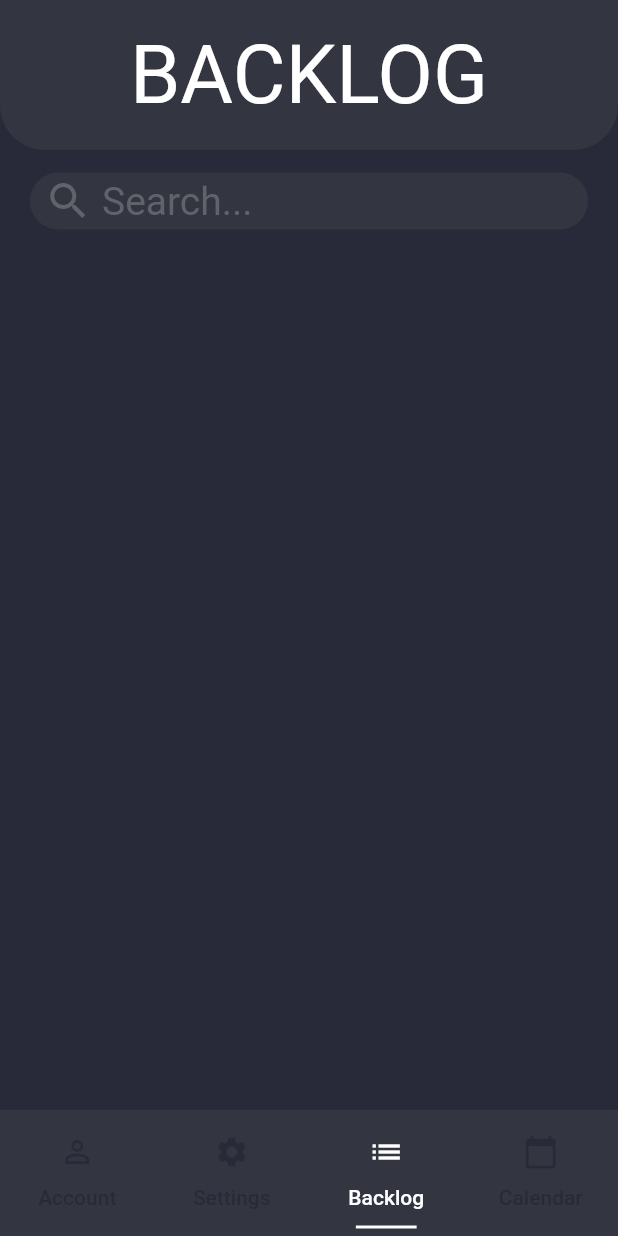
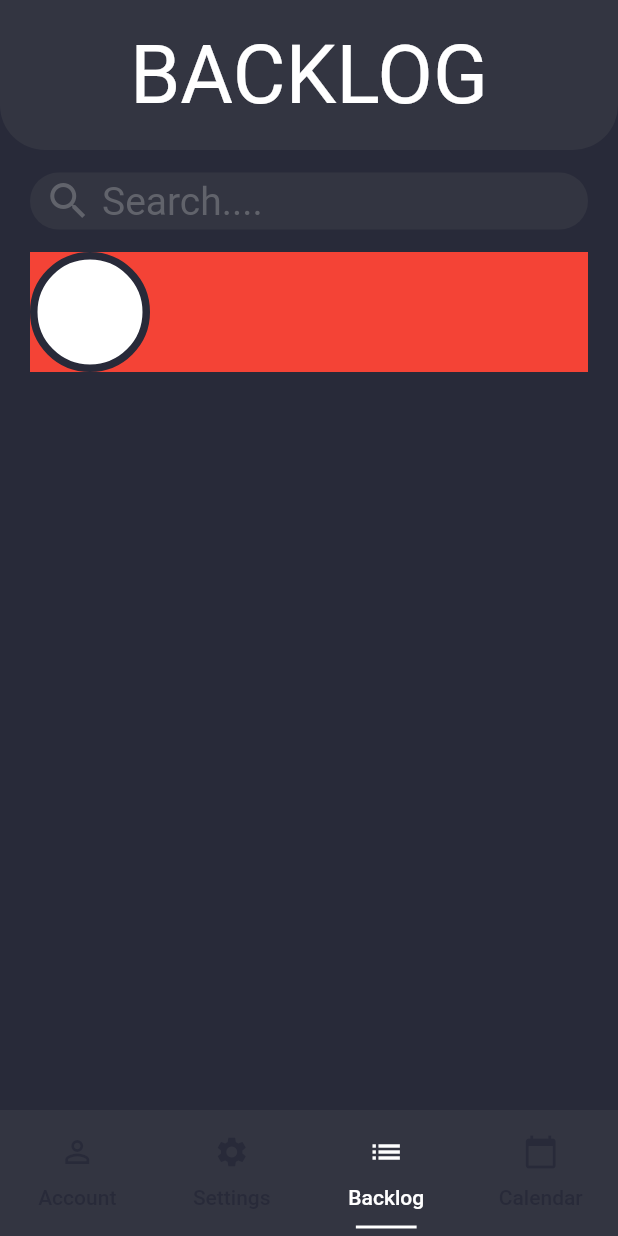
Before and after one commit to MarrMann/ProductivityApp, a Flutter app: the screen it shows after launch, item 3 of the bottom bar chosen, on a phone screen of 412 x 824 dp. Run offline on Flutter 3.47's test engine with Material 2 defaults, Android fonts, the phone set to English and light mode, and no system bars; Roboto replaces fonts that are missing (Yu Gothic UI).

Commit message:
Created base layout for backlog list

```diff
--- a/SimpleWeek/lib/UI/Backlog/backlog_page.dart
+++ b/SimpleWeek/lib/UI/Backlog/backlog_page.dart
@@ -11,6 +11,9 @@
 class _BacklogPageState extends State<BacklogPage> {
   @override
   Widget build(BuildContext context) {
+    double height = MediaQuery.of(context).size.height;
+    double width = MediaQuery.of(context).size.width;
+
     return Container(
       color: darkGreyBackground,
       child: Column(
@@ -34,6 +37,14 @@
           Stack(
             children: <Widget>[
               Container(
+                height: height - 100.0 - 38 - 15 - 55,
+                child: ListView(
+                  padding: EdgeInsets.only(top: 68.0, left: 20.0, right: 20.0),
+                  children: getList(),
+                  physics: new BouncingScrollPhysics(),
+                ),
+              ),
+              Container(
                 height: 38.0,
                 margin: EdgeInsets.only(top: 15.0, left: 20.0, right: 20.0),
                 decoration: BoxDecoration(
@@ -43,7 +54,7 @@
                 child: TextField(
                   decoration: InputDecoration(
                     border: InputBorder.none,
-                    hintText: 'Search...',
+                    hintText: 'Search....',
                     hintStyle: searchFieldHintStyle,
                     contentPadding: EdgeInsets.only(top: -1.0),
                     prefixIcon: new Padding(
@@ -58,11 +69,36 @@
                   //TODO: Add search functionality
                   onChanged: (String input) {},
                 ),
-              )
+              ),
             ],
           )
         ],
       ),
     );
   }
+
+  List<Widget> getList() {
+    return [
+      Container(
+        height: 80.0,
+        color: Colors.red,
+        child: Row(
+          children: <Widget>[
+            Container(
+              width: 80.0,
+              height: 100.0,
+              decoration: new BoxDecoration(
+                color: Colors.white,
+                shape: BoxShape.circle,
+                border: Border.all(
+                  color: darkGreyBackground,
+                  width: 5.0,
+                ),
+              ),
+            ),
+          ],
+        ),
+      ),
+    ];
+  }
 }
```
Also changed, not shown: 1 other file.
